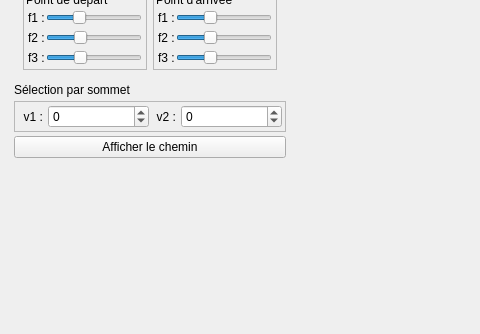
Old version of the form mainwindow.ui in the repository SuperToad/Plus-court-chemin-vers-M2; both pictures show x 0 to 480 and y 242 to 576 of the 645 by 576 pixel window.
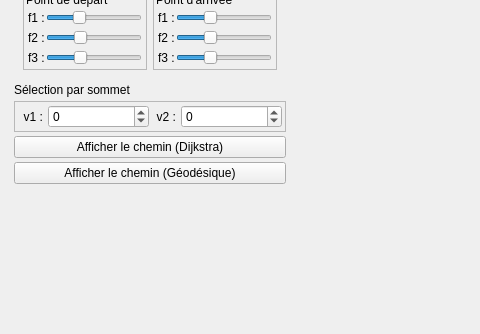
New version of the form. Custom widgets are drawn as their Qt base class.

Commit message: Bouton supplémentaire pour calcul de géodésique

Diff of the .ui file:
```diff
--- a/mainwindow.ui
+++ b/mainwindow.ui
@@ -901,7 +901,14 @@
        <item>
         <widget class="QPushButton" name="pushButton_afficherChemin">
          <property name="text">
-          <string>Afficher le chemin</string>
+          <string>Afficher le chemin (Dijkstra)</string>
+         </property>
+        </widget>
+       </item>
+       <item>
+        <widget class="QPushButton" name="pushButton_afficherCheminGeo">
+         <property name="text">
+          <string>Afficher le chemin (Géodésique)</string>
          </property>
         </widget>
        </item>
```
Left out of the diff: 2 changed lines with no effect on the pictures. The commit also changes 2 other files.
